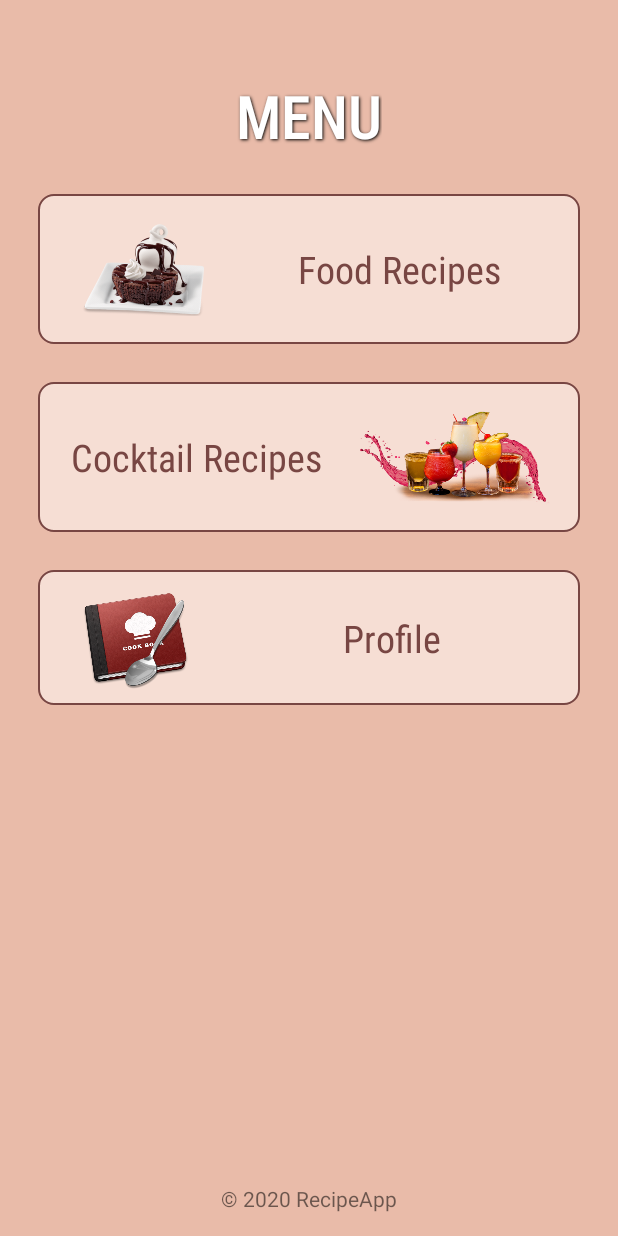
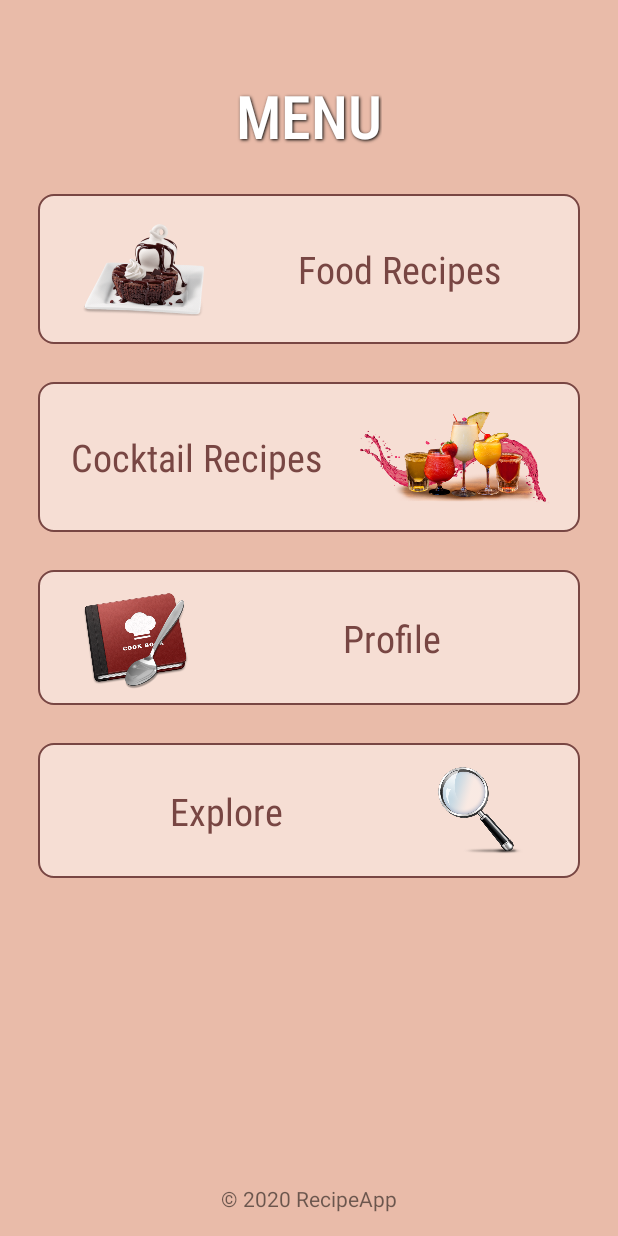
Before and after one commit to Muragul/RecipeApp, an Android app: the MainActivity screen opened directly, with no data from a screen before it, on a phone screen of 412 x 824 dp. Run offline under Robolectric (Android 15) with nearby library versions, the phone set to English and light mode, and no system bars.

Commit message:
added search

```diff
--- a/app/src/main/AndroidManifest.xml
+++ b/app/src/main/AndroidManifest.xml
@@ -16,6 +16,7 @@
         android:roundIcon="@drawable/app_icon"
         android:supportsRtl="true"
         android:theme="@style/AppTheme">
+        <activity android:name=".ui.activity.food.SearchActivity"></activity>
 
         <meta-data
             android:name="com.google.android.geo.API_KEY"
--- a/app/src/main/java/com/example/recipeapp/data/api/ApiService.kt
+++ b/app/src/main/java/com/example/recipeapp/data/api/ApiService.kt
@@ -25,4 +25,7 @@ interface ApiService {
 
     @GET("random.php")
     fun getRandomRecipeAsync(): Deferred<Response<MealResponse>>
+
+    @GET("filter.php")
+    fun searchForRecipeAsync(@Query("i") ingredient: String): Deferred<Response<RecipeResponse>>
 }
--- a/app/src/main/java/com/example/recipeapp/ui/activity/MainActivity.kt
+++ b/app/src/main/java/com/example/recipeapp/ui/activity/MainActivity.kt
@@ -8,11 +8,13 @@ import com.example.recipeapp.R
 import com.example.recipeapp.ui.activity.auth.ProfileActivity
 import com.example.recipeapp.ui.activity.bar.BarActivity
 import com.example.recipeapp.ui.activity.food.FoodActivity
+import com.example.recipeapp.ui.activity.food.SearchActivity
 
 class MainActivity : AppCompatActivity() {
     private lateinit var foodPageButton: ConstraintLayout
     private lateinit var barPageButton: ConstraintLayout
     private lateinit var profilePageButton: ConstraintLayout
+    private lateinit var searchPageButton: ConstraintLayout
 
     override fun onCreate(savedInstanceState: Bundle?) {
         super.onCreate(savedInstanceState)
@@ -21,6 +23,7 @@ class MainActivity : AppCompatActivity() {
         foodPageButton = findViewById(R.id.food)
         barPageButton = findViewById(R.id.bar)
         profilePageButton = findViewById(R.id.profile)
+        searchPageButton = findViewById(R.id.search)
 
         foodPageButton.setOnClickListener {
             val intent = Intent(this, FoodActivity::class.java)
@@ -34,5 +37,10 @@ class MainActivity : AppCompatActivity() {
             val intent = Intent(this, ProfileActivity::class.java)
             startActivity(intent)
         }
+        searchPageButton.setOnClickListener {
+            val intent = Intent(this, SearchActivity::class.java)
+            startActivity(intent)
+        }
+
     }
 }
--- a/app/src/main/java/com/example/recipeapp/ui/activity/food/FoodActivity.kt
+++ b/app/src/main/java/com/example/recipeapp/ui/activity/food/FoodActivity.kt
@@ -14,7 +14,6 @@ import com.example.recipeapp.ui.adapter.food.CategoryAdapter
 import com.example.recipeapp.ui.fragment.food.CategoryFragment
 import com.example.recipeapp.ui.fragment.food.RecipeFragment
 import com.example.recipeapp.viewmodel.food.RandomRecipeViewModel
-import com.example.recipeapp.viewmodel.food.RecipeDetailsViewModel
 import kotlinx.android.synthetic.main.activity_food.*
 import org.koin.android.viewmodel.ext.android.viewModel
 
--- a/app/src/main/res/layout/activity_main.xml
+++ b/app/src/main/res/layout/activity_main.xml
@@ -95,6 +95,7 @@
         </androidx.constraintlayout.widget.ConstraintLayout>
 
         <androidx.constraintlayout.widget.ConstraintLayout
+            android:id="@+id/profile1"
             android:layout_width="match_parent"
             android:layout_height="wrap_content"
             android:layout_margin="@dimen/item_out_margin"
@@ -128,6 +129,41 @@
 
         </androidx.constraintlayout.widget.ConstraintLayout>
 
+    <androidx.constraintlayout.widget.ConstraintLayout
+        android:id="@+id/search"
+        android:layout_width="match_parent"
+        android:layout_height="wrap_content"
+        android:layout_margin="@dimen/item_out_margin"
+        android:background="@drawable/main_menu_item"
+        android:paddingEnd="@dimen/item_padding"
+        app:layout_constraintEnd_toEndOf="parent"
+        app:layout_constraintStart_toStartOf="parent"
+        app:layout_constraintTop_toBottomOf="@+id/profile1">
+
+        <ImageView
+            android:id="@+id/search_image"
+            android:layout_width="90dp"
+            android:layout_height="90dp"
+            android:padding="15dp"
+            android:src="@drawable/search"
+            app:layout_constraintEnd_toEndOf="parent"
+            app:layout_constraintTop_toTopOf="parent" />
+
+        <TextView
+            android:id="@+id/search_preview"
+            android:layout_width="wrap_content"
+            android:layout_height="wrap_content"
+            android:fontFamily="sans-serif-condensed"
+            android:textColor="@color/colorCoffeeDark"
+            android:textSize="@dimen/menu_item_text"
+            android:text="Explore"
+            app:layout_constraintBottom_toBottomOf="parent"
+            app:layout_constraintEnd_toStartOf="@+id/search_image"
+            app:layout_constraintStart_toStartOf="parent"
+            app:layout_constraintTop_toTopOf="parent" />
+
+    </androidx.constraintlayout.widget.ConstraintLayout>
+
     <TextView
         android:layout_width="wrap_content"
         android:layout_height="wrap_content"
```
Also changed, not shown: app/src/main/java/com/example/recipeapp/data/repository/food/BaseSearchDataStore.kt (added, +38 -0 lines), app/src/main/java/com/example/recipeapp/data/repository/food/SearchListDataStore.kt (added, +13 -0 lines), app/src/main/java/com/example/recipeapp/di/AppInjector.kt (+6 -12 lines), app/src/main/java/com/example/recipeapp/domain/repository/food/SearchRecipeListRepository.kt (added, +8 -0 lines), app/src/main/java/com/example/recipeapp/domain/usecase/food/SearchRecipeListUseCase.kt (added, +11 -0 lines), app/src/main/java/com/example/recipeapp/ui/activity/food/SearchActivity.kt (added, +31 -0 lines), app/src/main/java/com/example/recipeapp/ui/adapter/food/SearchAdapter.kt (added, +52 -0 lines), app/src/main/java/com/example/recipeapp/ui/fragment/food/SearchFragment.kt (added, +57 -0 lines), app/src/main/java/com/example/recipeapp/viewmodel/food/SearchViewModel.kt (added, +13 -0 lines), app/src/main/res/layout/activity_search.xml (added, +38 -0 lines), app/src/main/res/layout/fragment_search.xml (added, +57 -0 lines), app/src/main/res/layout/item_search.xml (added, +44 -0 lines), app/src/main/res/drawable/search.png (added).
